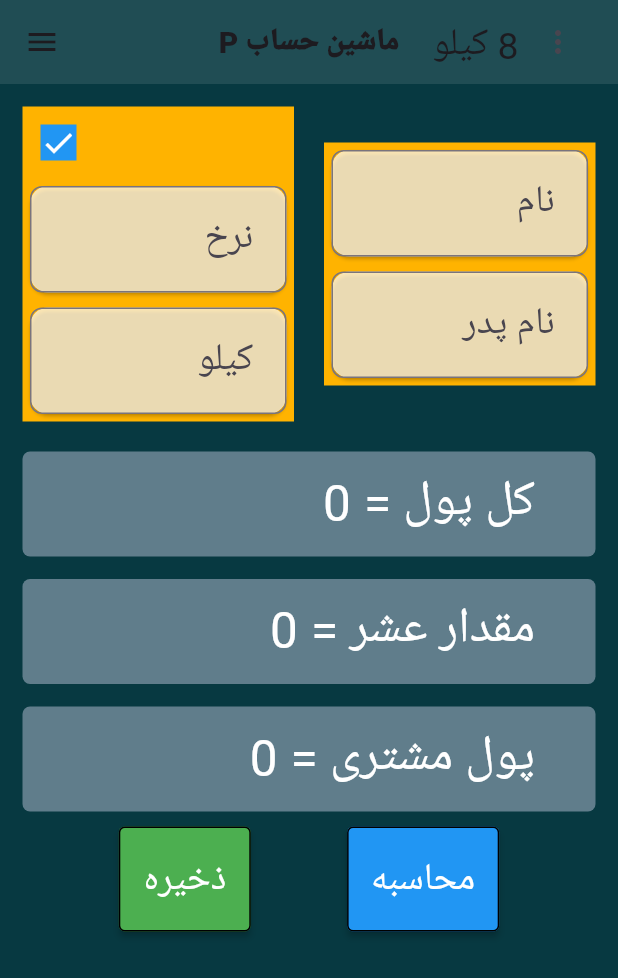
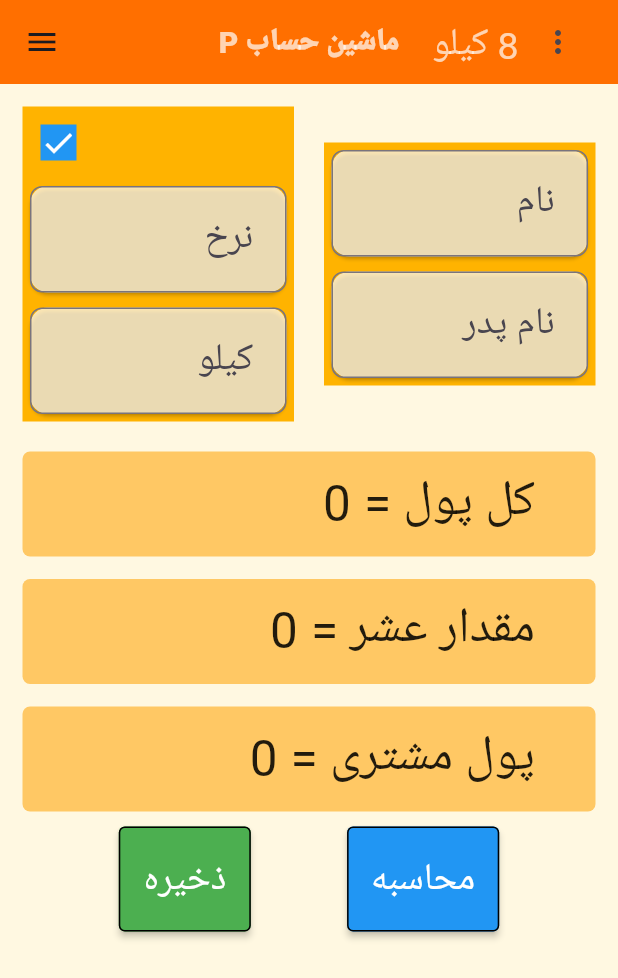
Before and after one commit to SalahuddinRahmani/p_calculator2, a Flutter app: the screen it shows after launch, on a phone screen of 412 x 824 dp. Shown: the top 978 px of the screen. Run offline on Flutter 3.47's test engine with Material 3 defaults, Android fonts, the phone set to English and light mode, and no system bars; our stand-ins replace animated_text_kit, rflutter_alert, shared_preferences, shimmer.

Commit message:
تغییر در رنگ ها

```diff
--- a/lib/main.dart
+++ b/lib/main.dart
@@ -6,9 +6,9 @@ import 'aboutPage.dart';
 import 'package:p_calculator2/taiin maghz.dart';
 import 'list.dart';
 
-void main() {
-  runApp(MyApp());
-}
+// void main() {
+//   runApp(MyApp());
+// }
 
 class MyApp extends StatelessWidget {
   @override
@@ -147,13 +147,18 @@ class _InputPageState extends State<InputPage> {
   @override
   Widget build(BuildContext context) {
     return Scaffold(
-      backgroundColor: Color.fromRGBO(7, 57, 65, 1),
+      backgroundColor: Colors.amber[50],
+      // backgroundColor: Color.fromRGBO(7, 57, 65, 1),
       drawer: Drawer(
-        backgroundColor: Color.fromRGBO(7, 57, 65, 1),
+        backgroundColor: Colors.amber[100],
         child: ListView(
           children: [
             //لیست
-            ListTile(
+            Container(
+              decoration: BoxDecoration(color:  Color.fromRGBO(255, 200, 100, 1),
+      ),
+
+              child: ListTile(
                 onTap: () async{
                   SharedPreferences prefs = await SharedPreferences.getInstance();
                   List<String> savedData = prefs.getStringList('data') ?? [];
@@ -168,17 +173,21 @@ class _InputPageState extends State<InputPage> {
                     icon: Icon(
                       Icons.import_contacts_outlined,
                       size: 30,
-                    color: Colors.white,
+                      color: Colors.blueAccent,
                     )),
                 title: Text(
                   textDirection: TextDirection.rtl,
                   "لیست",
-                style: TextStyle(fontSize: 22, color: Colors.white),
+                  style: TextStyle(fontSize: 30, color: Colors.black87),
+                ),
               ),
             ),
 
             //تعیین مغز
-            ListTile(
+            Container(
+              decoration: BoxDecoration(color: Color.fromRGBO(254, 220, 110, 1)),
+
+              child: ListTile(
                 onTap: () {
                   Navigator.pop(context);
                   Navigator.push(context, MaterialPageRoute(builder: (context) {
@@ -190,17 +199,20 @@ class _InputPageState extends State<InputPage> {
                     icon: Icon(
                       Icons.edit,
                       size: 30,
-                    color: Colors.white,
+                      color: Colors.blueAccent,
                     )),
                 title: Text(
                   textDirection: TextDirection.rtl,
                   "تعین قیمت مغز",
-                style: TextStyle(fontSize: 22, color: Colors.white),
+                  style: TextStyle(fontSize: 25, color:Colors.black87),
+                ),
               ),
             ),
 
             //AboutPage
-            ListTile(
+            Container(
+              decoration: BoxDecoration(color:Color.fromRGBO(255, 200, 100, 1)),
+              child: ListTile(
                 onTap: () {
                   setState(() {
                     Navigator.pop(context);
@@ -214,19 +226,38 @@ class _InputPageState extends State<InputPage> {
                     icon: Icon(
                       Icons.badge_outlined,
                       size: 35,
-                    color: Colors.white,
+                      color: Colors.blue,
                     )),
                 title: Text(
                   textDirection: TextDirection.rtl,
                   "About Page",
-                style: TextStyle(fontSize: 22, color: Colors.white),
+                  style: TextStyle(fontSize: 22, color: Colors.black87),
+                ),
               ),
             ),
 
             //بیرون شدن از برنامه
-            ListTile(
+            Container(
+              decoration: BoxDecoration(color: Color.fromRGBO(254, 220, 110, 1)),
+              child: ListTile(
+
                 onTap: () {
+
+                  showDialog(
+                      context: context, builder: (context){
+                    return AlertDialog(
+                      backgroundColor:Color.fromRGBO(254, 220, 110, 1),
+                      title: Text("میخواهید از برنامه بیرون شوید؟",style: TextStyle(color: Colors.black87),),
+                      actions: [
+                        MaterialButton(color: Colors.red,onPressed: (){
+                          Navigator.pop(context);
+                        },child: Text("نخیر",style: TextStyle(color: Colors.white,fontSize: 20),),),
+                        MaterialButton(color: Colors.green[800],onPressed: (){
                           exit(0);
+                        },child: Text("بلی",style: TextStyle(color: Colors.white,fontSize: 20),),),
+                      ],
+                    );
+                  });
                 },
                 leading: IconButton(
                     onPressed: null,
@@ -238,7 +269,8 @@ class _InputPageState extends State<InputPage> {
                 title: Text(
                   textDirection: TextDirection.rtl,
                   "بیرون شدن از برنامه",
-                style: TextStyle(fontSize: 22, color: Colors.white),
+                  style: TextStyle(fontSize: 25, color: Colors.black87),
+                ),
               ),
             ),
           ],
@@ -246,12 +278,12 @@ class _InputPageState extends State<InputPage> {
       ),
       ///////////////////////////////////////////////////////////
       appBar: AppBar(
-        backgroundColor: Colors.white10,
+        backgroundColor: Colors.amber[900],
         centerTitle: true,
         title: Text(
           textDirection: TextDirection.rtl,
           "ماشین حساب P",
-          style: TextStyle(fontWeight: FontWeight.w900, fontSize: 20),
+          style: TextStyle(color: Colors.white70,fontWeight: FontWeight.w900, fontSize: 20),
         ),
         actions: [
           //////////////
@@ -259,11 +291,12 @@ class _InputPageState extends State<InputPage> {
             padding: EdgeInsets.only(right: 2.0, top: 3),
             child: Text(
               text1,textDirection: TextDirection.rtl,
-              style: TextStyle(fontSize: 25),
+              style: TextStyle(color: Colors.white70,fontSize: 25),
             ),
           ),
 
           PopupMenuButton(
+          color: Colors.amber[100],
               onSelected: (Value) {},
               itemBuilder: (context) => [
                 PopupMenuItem(
@@ -487,13 +520,13 @@ class _InputPageState extends State<InputPage> {
                   child: Container(
                       height: 70,
                       decoration: BoxDecoration(
-                          color: Colors.blueGrey,
+                          color: Color.fromRGBO(255, 200, 100, 1),
                           borderRadius: BorderRadius.circular(5)),
                       child: ListTile(
                         title: Text(
                           textDirection: TextDirection.rtl,
                           "  کل پول = $result1 ",
-                          style: TextStyle(color: Colors.white, fontSize: 33),
+                          style: TextStyle(color: Colors.black87, fontSize: 33),
                         ),
                       )),
                 ),
@@ -502,13 +535,13 @@ class _InputPageState extends State<InputPage> {
                   child: Container(
                       height: 70,
                       decoration: BoxDecoration(
-                          color: Colors.blueGrey,
+                          color: Color.fromRGBO(255, 200, 100, 1),
                           borderRadius: BorderRadius.circular(5)),
                       child: ListTile(
                         title: Text(
                             textDirection: TextDirection.rtl,
                             "  مقدار عشر = $result2",
-                            style: TextStyle(color: Colors.white, fontSize: 33)),
+                            style: TextStyle(color: Colors.black87, fontSize: 33)),
                       )),
                 ),
                 SizedBox(
@@ -519,7 +552,7 @@ class _InputPageState extends State<InputPage> {
                   child: Container(
                       height: 70,
                       decoration: BoxDecoration(
-                          color: Colors.blueGrey,
+                          color: Color.fromRGBO(255, 200, 100, 1),
                           borderRadius: BorderRadius.circular(5)),
                       child: ListTile(
                         title: Expanded(
@@ -527,7 +560,7 @@ class _InputPageState extends State<InputPage> {
                               textDirection: TextDirection.rtl,
                               "  پول مشتری = $result3",
                               style:
-                              TextStyle(color: Colors.white, fontSize: 33)),
+                              TextStyle(color: Colors.black87, fontSize: 33)),
                         ),
                       )),
                 ),
```
Also changed, not shown: lib/aboutPage.dart (+6 -6 lines), lib/list.dart (+10 -8 lines), lib/run.dart (+5 -5 lines), lib/splash.dart (+6 -6 lines), lib/taiin maghz.dart (+16 -14 lines). Lines whose indentation alone changed are shown as unchanged.
